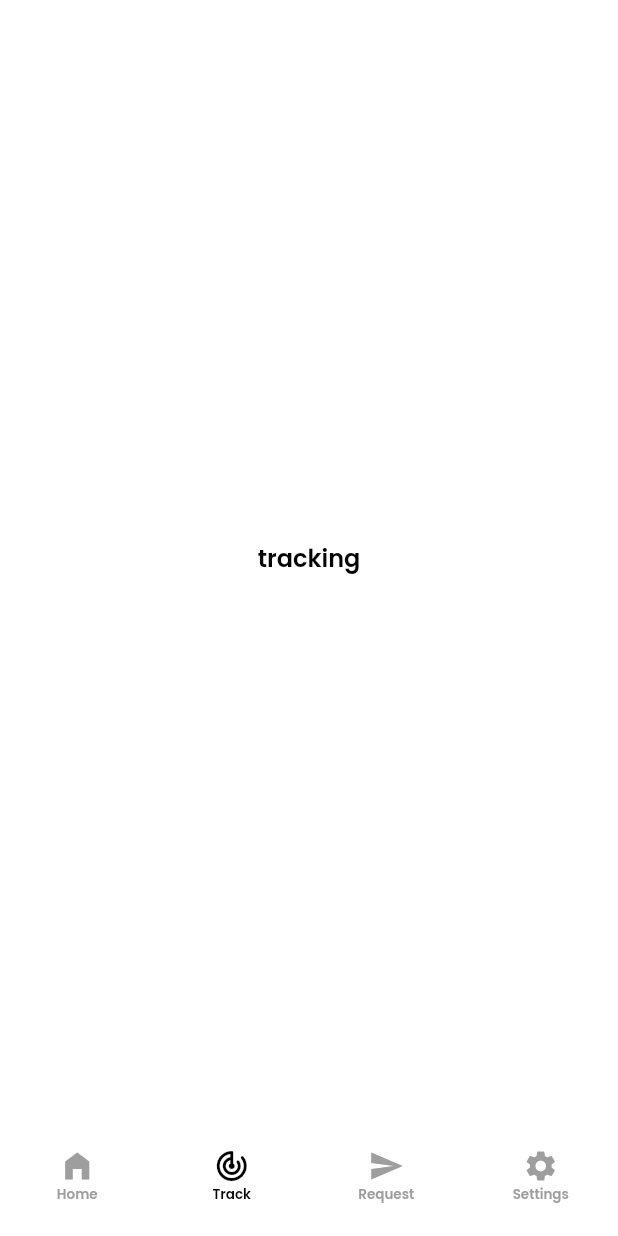
After one commit to IyiolaJay/Dropman-mobile, a Flutter app: the screen it shows after launch, item 2 of the bottom bar chosen, on a phone screen of 412 x 824 dp. The commit adds this screen. Run offline on Flutter 3.47's test engine with Material 2 defaults, Android fonts, the phone set to English and light mode, and no system bars; our stand-ins replace flutter_svg, google_fonts, pin_code_fields, smooth_page_indicator.

Commit message:
Added Navigation bar screens placeholder

```diff
--- a/lib/view/tab/tab_screen.dart
+++ b/lib/view/tab/tab_screen.dart
@@ -1,25 +1,23 @@
 import 'dart:ui';
+import 'package:flutter/material.dart';
 import 'package:dropman/view/dashboard/dashboard_screen.dart';
-import 'package:flutter/material.dart';
+import 'package:dropman/view/settings/settings_screen.dart';
 
-class TabScreen extends StatelessWidget {
+import '../request/request_screen.dart';
+import '../tracking/tracking_screen.dart';
+
+class TabScreen extends StatefulWidget {
   const TabScreen({super.key});
 
   @override
-  Widget build(BuildContext context) {
-    return Scaffold(
+  State<TabScreen> createState() => _TabScreenState();
+}
 
-      body: const DashboardScreen(),
-      bottomNavigationBar: ClipRect(
-        child: BackdropFilter(
-          filter: ImageFilter.blur(sigmaX: 15,sigmaY: 15),
-          child: SizedBox(
-            height: 80,
-            child: BottomNavigationBar(
-            type: BottomNavigationBarType.fixed,
-            items: const <BottomNavigationBarItem>[
+class _TabScreenState extends State<TabScreen> {
+  var _currentIndex = 0;
+
+  final List<BottomNavigationBarItem> navBarList = const [
     BottomNavigationBarItem(
-
       icon: Icon(
         Icons.home_filled,
       ),
@@ -43,7 +41,32 @@ class TabScreen extends StatelessWidget {
       ),
       label: "Settings",
     ),
-              ]),
+  ];
+
+  final List<Widget> navPages = [
+    const DashboardScreen(),
+    const TrackingScreen(),
+    const RequestScreen(),
+    const SettingsScreen(),
+  ];
+  @override
+  Widget build(BuildContext context) {
+    return Scaffold(
+      body: navPages[_currentIndex],
+      bottomNavigationBar: SizedBox(
+        height: 80,
+        child: ClipRect(
+          child: BackdropFilter(
+            filter: ImageFilter.blur(sigmaX: 20, sigmaY: 20),
+            child: BottomNavigationBar(
+                currentIndex: _currentIndex,
+                onTap: (value) {
+                  setState(() {
+                    _currentIndex = value;
+                  });
+                },
+                type: BottomNavigationBarType.fixed,
+                items: <BottomNavigationBarItem>[...navBarList]),
           ),
         ),
       ),
--- /dev/null
+++ b/lib/view/tracking/tracking_screen.dart
@@ -0,0 +1,15 @@
+import 'package:flutter/material.dart';
+
+
+class TrackingScreen extends StatelessWidget {
+  const TrackingScreen({super.key});
+
+  @override
+  Widget build(BuildContext context) {
+    return const Scaffold(
+      body: Center(
+        child: Text('tracking'),
+      ),
+    );
+  }
+}
```
Also changed, not shown: lib/view/request/request_screen.dart (added, +15 -0 lines), lib/view/settings/settings_screen.dart (added, +15 -0 lines). Lines whose indentation alone changed are shown as unchanged.
